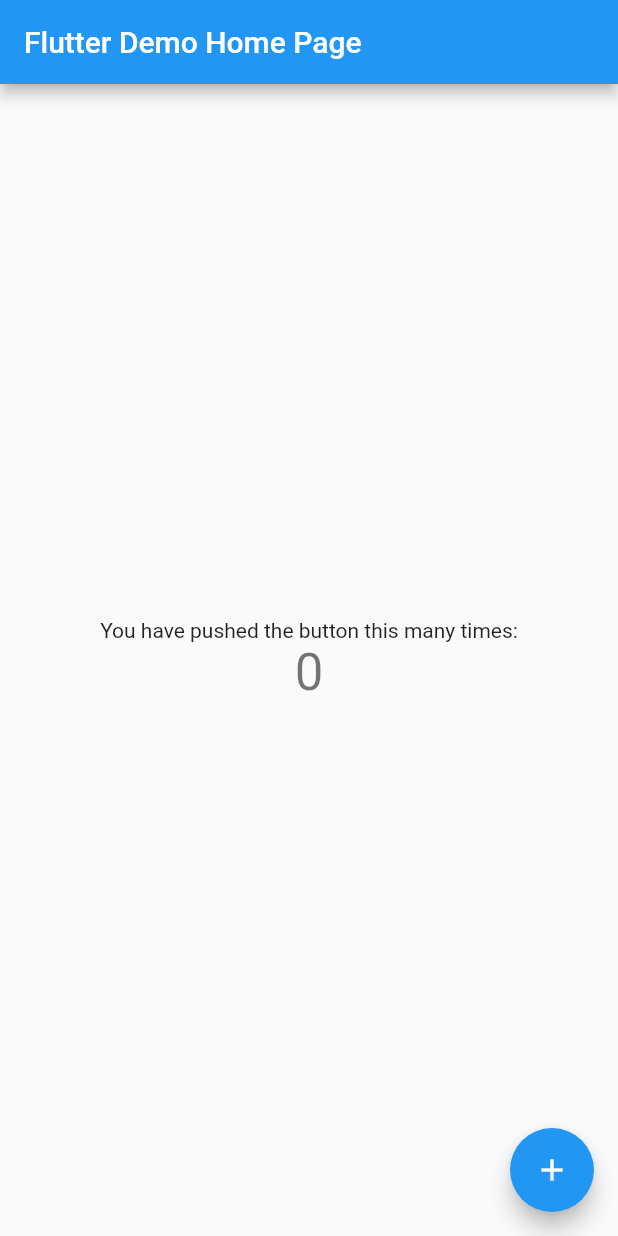
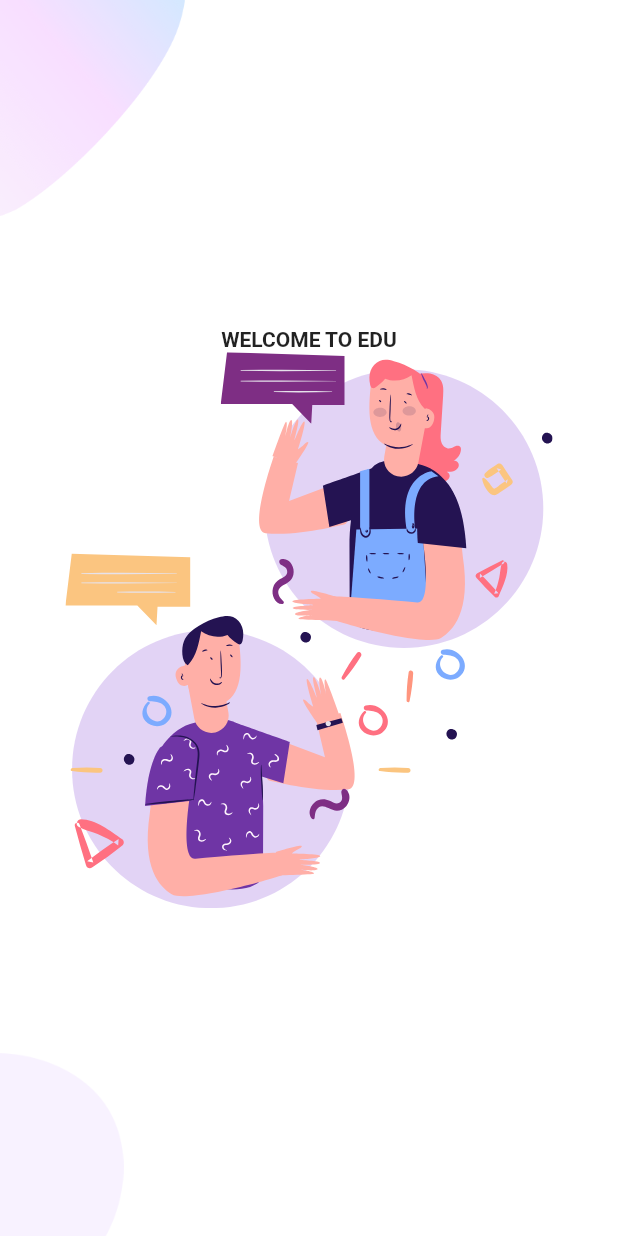
Before and after one commit to ricardohui/flutter_login_ui, a Flutter app: the screen it shows after launch, on a phone screen of 412 x 824 dp. Run offline on Flutter 3.47's test engine with Material 2 defaults, Android fonts, the phone set to English and light mode, and no system bars; our stand-ins replace flutter_svg.

Commit message:
add background

```diff
--- /dev/null
+++ b/lib/Screens/Welcome/components/background.dart
@@ -0,0 +1,38 @@
+import 'package:flutter/material.dart';
+
+class Background extends StatelessWidget {
+  final Widget child;
+  const Background({
+    Key key,
+    @required this.child,
+    @required this.size,
+  }) : super(key: key);
+
+  final Size size;
+
+  @override
+  Widget build(BuildContext context) {
+    Size size = MediaQuery.of(context).size;
+
+    return Container(
+      height: size.height,
+      width: double.infinity,
+      child: Stack(
+        alignment: Alignment.center,
+        children: <Widget>[
+          Positioned(
+              top: 0,
+              left: 0,
+              child: Image.asset("assets/images/main_top.png"),
+              width: size.width * 0.3),
+          Positioned(
+              bottom: 0,
+              left: 0,
+              child: Image.asset("assets/images/main_bottom.png"),
+              width: size.width * 0.2),
+          child,
+        ],
+      ),
+    );
+  }
+}
--- /dev/null
+++ b/lib/Screens/Welcome/components/body.dart
@@ -0,0 +1,26 @@
+import 'package:flutter/material.dart';
+import 'background.dart';
+import 'package:flutter_svg/flutter_svg.dart';
+
+class Body extends StatelessWidget {
+  @override
+  Widget build(BuildContext context) {
+    Size size = MediaQuery.of(context).size;
+    return Background(
+      child: Column(
+        mainAxisAlignment: MainAxisAlignment.center,
+        children: [
+          Text(
+            "WELCOME TO EDU",
+            style: TextStyle(fontWeight: FontWeight.bold),
+          ),
+          SvgPicture.asset(
+            "assets/icons/chat.svg",
+            height: size.height * 0.45,
+          )
+        ],
+      ),
+      size: size,
+    );
+  }
+}
--- /dev/null
+++ b/lib/Screens/Welcome/welcome_screen.dart
@@ -0,0 +1,11 @@
+import 'package:flutter/material.dart';
+import 'package:flutter_login_ui/Screens/Welcome/components/body.dart';
+
+class WelcomeScreen extends StatelessWidget {
+  @override
+  Widget build(BuildContext context) {
+    return Scaffold(
+      body: Body(),
+    );
+  }
+}
--- a/lib/main.dart
+++ b/lib/main.dart
@@ -1,4 +1,6 @@
 import 'package:flutter/material.dart';
+import 'package:flutter_login_ui/Screens/Welcome/welcome_screen.dart';
+import 'package:flutter_login_ui/constants.dart';
 
 void main() => runApp(MyApp());
 
@@ -7,105 +9,13 @@ class MyApp extends StatelessWidget {
   @override
   Widget build(BuildContext context) {
     return MaterialApp(
-      title: 'Flutter Demo',
+      title: 'Flutter Auth',
       theme: ThemeData(
-        // This is the theme of your application.
-        //
-        // Try running your application with "flutter run". You'll see the
-        // application has a blue toolbar. Then, without quitting the app, try
-        // changing the primarySwatch below to Colors.green and then invoke
-        // "hot reload" (press "r" in the console where you ran "flutter run",
-        // or simply save your changes to "hot reload" in a Flutter IDE).
-        // Notice that the counter didn't reset back to zero; the application
-        // is not restarted.
-        primarySwatch: Colors.blue,
+        primaryColor: kPrimaryColor,
+        scaffoldBackgroundColor: Colors.white,
       ),
-      home: MyHomePage(title: 'Flutter Demo Home Page'),
+      debugShowCheckedModeBanner: false,
+      home: WelcomeScreen(),
     );
   }
 }
-
-class MyHomePage extends StatefulWidget {
-  MyHomePage({Key key, this.title}) : super(key: key);
-
-  // This widget is the home page of your application. It is stateful, meaning
-  // that it has a State object (defined below) that contains fields that affect
-  // how it looks.
-
-  // This class is the configuration for the state. It holds the values (in this
-  // case the title) provided by the parent (in this case the App widget) and
-  // used by the build method of the State. Fields in a Widget subclass are
-  // always marked "final".
-
-  final String title;
-
-  @override
-  _MyHomePageState createState() => _MyHomePageState();
-}
-
-class _MyHomePageState extends State<MyHomePage> {
-  int _counter = 0;
-
-  void _incrementCounter() {
-    setState(() {
-      // This call to setState tells the Flutter framework that something has
-      // changed in this State, which causes it to rerun the build method below
-      // so that the display can reflect the updated values. If we changed
-      // _counter without calling setState(), then the build method would not be
-      // called again, and so nothing would appear to happen.
-      _counter++;
-    });
-  }
-
-  @override
-  Widget build(BuildContext context) {
-    // This method is rerun every time setState is called, for instance as done
-    // by the _incrementCounter method above.
-    //
-    // The Flutter framework has been optimized to make rerunning build methods
-    // fast, so that you can just rebuild anything that needs updating rather
-    // than having to individually change instances of widgets.
-    return Scaffold(
-      appBar: AppBar(
-        // Here we take the value from the MyHomePage object that was created by
-        // the App.build method, and use it to set our appbar title.
-        title: Text(widget.title),
-      ),
-      body: Center(
-        // Center is a layout widget. It takes a single child and positions it
-        // in the middle of the parent.
-        child: Column(
-          // Column is also a layout widget. It takes a list of children and
-          // arranges them vertically. By default, it sizes itself to fit its
-          // children horizontally, and tries to be as tall as its parent.
-          //
-          // Invoke "debug painting" (press "p" in the console, choose the
-          // "Toggle Debug Paint" action from the Flutter Inspector in Android
-          // Studio, or the "Toggle Debug Paint" command in Visual Studio Code)
-          // to see the wireframe for each widget.
-          //
-          // Column has various properties to control how it sizes itself and
-          // how it positions its children. Here we use mainAxisAlignment to
-          // center the children vertically; the main axis here is the vertical
-          // axis because Columns are vertical (the cross axis would be
-          // horizontal).
-          mainAxisAlignment: MainAxisAlignment.center,
-          children: <Widget>[
-            Text(
-              'You have pushed the button this many times:',
-            ),
-            Text(
-              '$_counter',
-              style: Theme.of(context).textTheme.display1,
-            ),
-          ],
-        ),
-      ),
-      floatingActionButton: FloatingActionButton(
-        onPressed: _incrementCounter,
-        tooltip: 'Increment',
-        child: Icon(Icons.add),
-      ), // This trailing comma makes auto-formatting nicer for build methods.
-    );
-  }
-}
```
